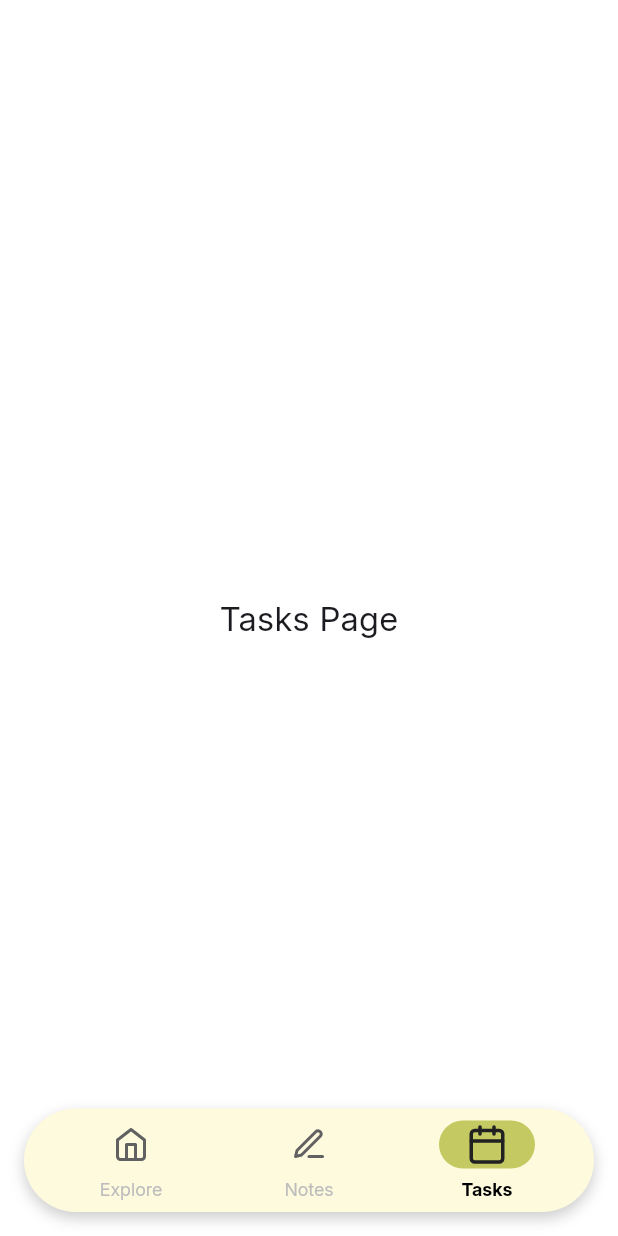
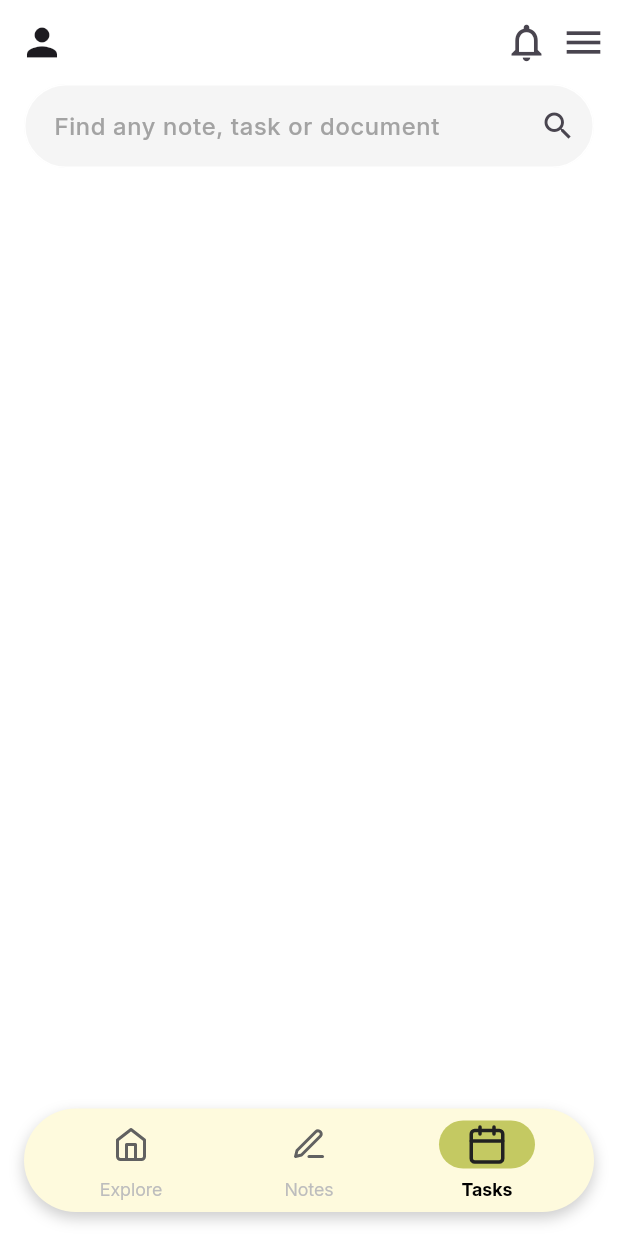
Before and after one commit to Ahmedmo1910/notes_app, a Flutter app: the MainScreen screen opened directly, item 3 of the bottom bar chosen, on a phone screen of 412 x 824 dp. Run offline on Flutter 3.47's test engine with Material 3 defaults, Android fonts, the phone set to English and light mode, and no system bars; our stand-ins replace flutter_svg, lottie.

Commit message:
Refactor authentication flow and UI components               implement tasks screen, and enhance app bar functionality.

```diff
--- /dev/null
+++ b/lib/helper_functions/build_app_bar.dart
@@ -0,0 +1,15 @@
+import 'package:flutter/material.dart';
+
+AppBar buildAppBar() {
+  return AppBar(
+    backgroundColor: Colors.transparent,
+    leading: Icon(Icons.person, size: 30),
+    actions: [
+      Icon(Icons.notifications_none, size: 30),
+      Padding(
+        padding: EdgeInsets.symmetric(horizontal: 8.0),
+        child: Icon(Icons.menu, size: 30),
+      ),
+    ],
+  );
+}
--- a/lib/main.dart
+++ b/lib/main.dart
@@ -1,5 +1,6 @@
 import 'package:flutter/material.dart';
 import 'package:notes/main_screen.dart';
+import 'package:notes/screens/auth_screen.dart';
 
 void main() {
   runApp(const MyApp());
@@ -15,7 +16,7 @@ class MyApp extends StatelessWidget {
         fontFamily: 'Inter'),
       debugShowCheckedModeBanner: false,
       title: 'Notes',
-      home: MainScreen(),
+      home: AuthScreen(),
     );
   }
 }
--- a/lib/main_screen.dart
+++ b/lib/main_screen.dart
@@ -1,6 +1,8 @@
 import 'package:flutter/material.dart';
+import 'package:notes/helper_functions/build_app_bar.dart';
+import 'package:notes/screens/tasks_screen.dart';
 import 'package:notes/widgets/custom_bottom_nav_bar.dart';
-import 'package:notes/widgets/home_screen_body.dart';
+import 'package:notes/screens/home_screen.dart';
 
 class MainScreen extends StatefulWidget {
   const MainScreen({super.key});
@@ -13,9 +15,9 @@ class _MainScreenState extends State<MainScreen> {
   int _selectedIndex = 0;
 
   final List<Widget> _pages = const [
-    HomeScreenBody(),
+    HomeScreen(),
     Center(child: Text("Notes Page", style: TextStyle(fontSize: 22))),
-    Center(child: Text("Tasks Page", style: TextStyle(fontSize: 22))),
+    TasksScreen(),
   ];
 
   void _onItemTapped(int index) {
@@ -27,6 +29,7 @@ class _MainScreenState extends State<MainScreen> {
   @override
   Widget build(BuildContext context) {
     return Scaffold(
+      appBar: buildAppBar(),
       body: _pages[_selectedIndex],
       floatingActionButtonLocation: FloatingActionButtonLocation.centerDocked,
       floatingActionButton: CustomBottomNavBar(
--- /dev/null
+++ b/lib/screens/tasks_screen.dart
@@ -0,0 +1,22 @@
+import 'package:flutter/material.dart';
+import 'package:notes/widgets/custom_text_field.dart';
+
+class TasksScreen extends StatelessWidget {
+  const TasksScreen({super.key});
+
+  @override
+  Widget build(BuildContext context) {
+    return Padding(
+      padding: EdgeInsets.symmetric(horizontal: 16.0),
+      child: Column(
+        children: [
+          CustomTextFormField(
+            borderRadius: 28,
+            hintText: 'Find any note, task or document',
+            suffixIcon: Icon(Icons.search),
+            ),
+        ],
+      ),
+    );
+  }
+}
--- /dev/null
+++ b/lib/widgets/custom_text_field.dart
@@ -0,0 +1,84 @@
+import 'package:flutter/material.dart';
+import 'package:notes/utils/app_colors.dart';
+import 'package:notes/utils/app_text_styles.dart';
+
+class CustomTextFormField extends StatelessWidget {
+  final TextEditingController? controller;
+  final String? hintText;
+  final void Function(String?)? onSaved;
+  final TextInputType? keyboardType;
+  final Color? fillColor;
+  final bool obscureText;
+  final Widget? suffixIcon;
+  final Widget? prefixIcon;
+  final double borderRadius;
+
+
+  const CustomTextFormField({
+    super.key,
+    this.controller,
+    this.hintText,
+    this.onSaved,
+    this.keyboardType,
+    this.fillColor = const Color(0xFFF5F5F5),
+    this.obscureText = false,
+    this.suffixIcon,
+    this.prefixIcon,
+    this.borderRadius = 10,
+
+  });
+
+  @override
+  Widget build(BuildContext context) {
+    return TextFormField(
+      controller: controller,
+      validator: (input) {
+        if (input == null || input.isEmpty) {
+          /*
+          ToastificationWidget.showError(
+            context,
+            title: "Error",
+            description: "Please Enter your $hintText",
+          );*/
+          return "Please Enter your $hintText";
+        }
+        return null;
+      },
+      autofillHints: const [
+        AutofillHints.email,
+        AutofillHints.password,
+        AutofillHints.name,
+        AutofillHints.telephoneNumber,
+      ],
+
+      cursorColor: AppColors.primaryColor,
+      obscureText: obscureText,
+      decoration: InputDecoration(
+        hintText: hintText,
+        hintStyle: AppTextStyles.regular16.copyWith(
+          color: const Color(0xFFA3A3A3),
+        ),
+        filled: true,
+        fillColor: fillColor,
+        prefixIcon: prefixIcon,
+        suffixIcon: suffixIcon,
+        contentPadding: const EdgeInsets.symmetric(
+          horizontal: 16.0,
+          vertical: 16.0,
+        ),
+        border: buildBorder(),
+        enabledBorder: buildBorder(),
+        focusedBorder: buildBorder(),
+      ),
+      keyboardType: keyboardType,
+      onSaved: onSaved,
+    );
+  }
+
+  OutlineInputBorder buildBorder() {
+    return OutlineInputBorder(
+      borderRadius: BorderRadius.circular(borderRadius),
+      borderSide: const BorderSide(color: Color(0xFFFFFFFF), width: 1),
+    );
+  }
+}
```
Also changed, not shown: lib/screens/auth_screen.dart (added, +57 -0 lines), lib/screens/home_screen.dart (+62 -9 lines), lib/widgets/auth_switch.dart (added, +180 -0 lines), lib/widgets/custom_button.dart (added, +49 -0 lines), lib/widgets/home_screen_body.dart (deleted, +0 -56 lines), lib/widgets/text_form_field_decoration.dart (added, +33 -0 lines), assets/icons/email.svg (added), assets/icons/password.svg (added), assets/icons/profile.svg (added).
